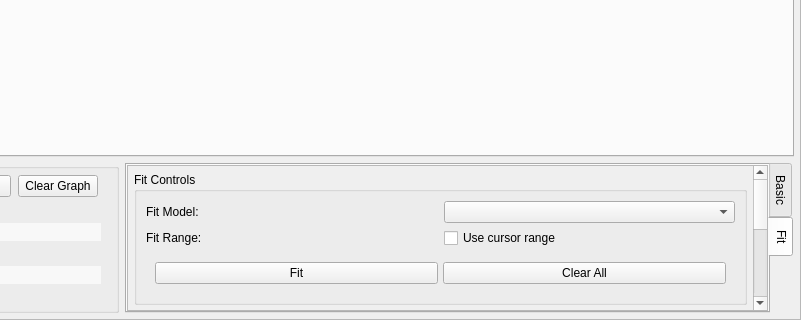
Above: src/mdaviz/resources/mda_file_viz.ui from BCDA-APS/mdaviz before the change; both pictures show x 557 to 1358 and y 400 to 720 of the 1358 by 720 pixel window. Below: the same form after it.
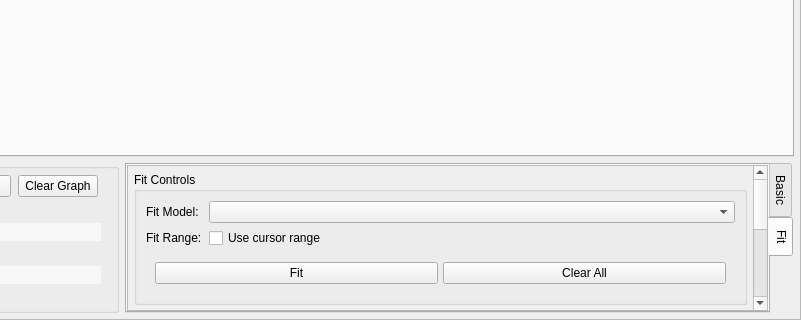
That is the form after the change. The open tabs and pages were chosen to show the change. Icons and pictures are not drawn.

```diff
--- a/src/mdaviz/resources/mda_file_viz.ui
+++ b/src/mdaviz/resources/mda_file_viz.ui
@@ -980,7 +980,7 @@
                  <bool>true</bool>
                 </property>
                 <property name="horizontalScrollBarPolicy">
-                 <enum>Qt::ScrollBarAsNeeded</enum>
+                 <enum>Qt::ScrollBarAlwaysOff</enum>
                 </property>
                 <property name="verticalScrollBarPolicy">
                  <enum>Qt::ScrollBarAsNeeded</enum>
@@ -1015,6 +1015,12 @@
                     <property name="title">
                      <string>Fit Controls</string>
                     </property>
+                    <property name="sizePolicy">
+                     <sizepolicy hsizetype="Preferred" vsizetype="Fixed">
+                      <horstretch>0</horstretch>
+                      <verstretch>0</verstretch>
+                     </sizepolicy>
+                    </property>
                     <layout class="QGridLayout" name="fitControlsLayout">
                      <property name="horizontalSpacing">
                       <number>7</number>
@@ -1034,6 +1040,12 @@
                        <property name="toolTip">
                         <string>Select fit model to apply</string>
                        </property>
+                       <property name="sizePolicy">
+                        <sizepolicy hsizetype="Preferred" vsizetype="Fixed">
+                         <horstretch>1</horstretch>
+                         <verstretch>0</verstretch>
+                        </sizepolicy>
+                       </property>
                       </widget>
                      </item>
                      <item row="1" column="0">
```
Left out of the diff: 18 changed lines with no effect on the pictures.
